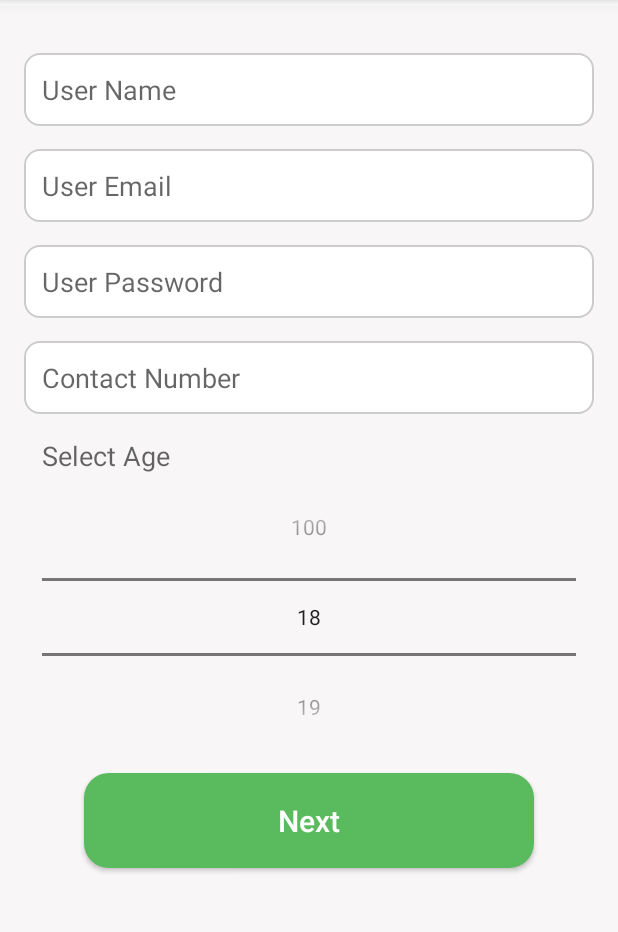
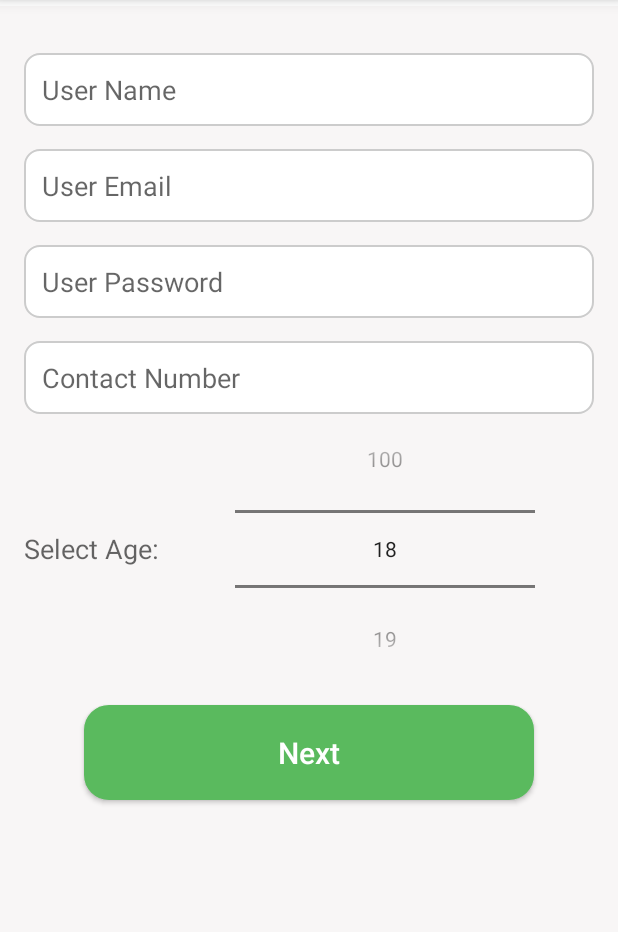
Before and after one commit to dharmesh-chauhan-tatvasoft/registration_app, an Android app: the screen it shows after launch (MainActivity), on a phone screen of 412 x 824 dp, the part 90-1022 px from its top. Run offline under Robolectric (Android 15) with nearby library versions, the phone set to English and light mode, and no system bars.

Commit message:
Refactor code, manage dimensions, colors and strings from resource files

```diff
--- a/app/src/main/java/com/example/firstapp/ButtonsView.java
+++ b/app/src/main/java/com/example/firstapp/ButtonsView.java
@@ -12,7 +12,10 @@ public class ButtonsView extends AppCompatActivity {
     protected void onCreate(Bundle savedInstanceState) {
         super.onCreate(savedInstanceState);
         setContentView(R.layout.activity_buttons_view);
+        handleButtonClick();
+    }
 
+    private void handleButtonClick() {
         Button buttonTop = findViewById(R.id.buttonTop);
         Button buttonCenter = findViewById(R.id.buttonCenter);
         Button buttonBottom = findViewById(R.id.buttonBottom);
--- a/app/src/main/res/layout/activity_main.xml
+++ b/app/src/main/res/layout/activity_main.xml
@@ -11,21 +11,21 @@
     <androidx.cardview.widget.CardView
         android:layout_width="match_parent"
         android:layout_height="wrap_content"
-        android:layout_marginBottom="4dp"
-        app:cardElevation="6dp"
-        app:cardCornerRadius="0dp">
+        android:layout_marginBottom="@dimen/dimen_4"
+        app:cardElevation="@dimen/dimen_6"
+        app:cardCornerRadius="@dimen/dimen_0">
         <RelativeLayout
             android:layout_width="match_parent"
-            android:layout_height="60dp"
+            android:layout_height="@dimen/dimen_60"
             android:gravity="center_vertical"
-            android:layout_marginHorizontal="16dp">
+            android:layout_marginHorizontal="@dimen/dimen_16">
 
             <TextView
                 android:id="@+id/headerText"
                 android:layout_width="wrap_content"
                 android:layout_height="wrap_content"
-                android:text="User Registration"
-                android:textSize="20sp"
+                android:text="@string/user_registration"
+                android:textSize="@dimen/text_20"
                 android:textStyle="bold"
                 android:textColor="@color/black"
                 android:layout_centerHorizontal="true" />
@@ -36,7 +36,7 @@
         android:layout_width="match_parent"
         android:layout_height="match_parent"
         android:orientation="vertical"
-        android:padding="16dp"
+        android:padding="@dimen/dimen_16"
         android:gravity="center_horizontal"
         android:background="@color/background">
 
@@ -49,9 +49,9 @@
             android:id="@+id/userName"
             android:layout_width="match_parent"
             android:layout_height="wrap_content"
-            android:hint="User Name"
-            android:layout_marginTop="15dp"
-            android:padding="12dp"
+            android:hint="@string/user_name"
+            android:layout_marginTop="@dimen/dimen_15"
+            android:padding="@dimen/dimen_12"
             android:background="@drawable/input_border_background"
             android:inputType="text" />
 
@@ -59,9 +59,9 @@
             android:id="@+id/userEmail"
             android:layout_width="match_parent"
             android:layout_height="wrap_content"
-            android:hint="User Email"
-            android:layout_marginTop="15dp"
-            android:padding="12dp"
+            android:hint="@string/user_email"
+            android:layout_marginTop="@dimen/dimen_15"
+            android:padding="@dimen/dimen_12"
             android:background="@drawable/input_border_background"
             android:inputType="textEmailAddress" />
 
@@ -69,9 +69,9 @@
             android:id="@+id/userPassword"
             android:layout_width="match_parent"
             android:layout_height="wrap_content"
-            android:hint="User Password"
-            android:padding="12dp"
-            android:layout_marginTop="15dp"
+            android:hint="@string/user_password"
+            android:padding="@dimen/dimen_12"
+            android:layout_marginTop="@dimen/dimen_15"
             android:background="@drawable/input_border_background"
             android:inputType="textPassword" />
 
@@ -79,43 +79,53 @@
             android:id="@+id/contactNumber"
             android:layout_width="match_parent"
             android:layout_height="wrap_content"
-            android:hint="Contact Number"
-            android:padding="12dp"
+            android:hint="@string/contact_number"
+            android:padding="@dimen/dimen_12"
             android:background="@drawable/input_border_background"
-            android:layout_marginTop="15dp"
+            android:layout_marginTop="@dimen/dimen_15"
             android:inputType="phone" />
+
+        <LinearLayout
+            android:layout_width="match_parent"
+            android:layout_height="match_parent"
+            android:gravity="center_vertical"
+            android:orientation="horizontal">
 
             <TextView
                 android:id="@+id/selectAge"
+                android:layout_width="wrap_content"
+                android:layout_height="wrap_content"
+                android:text="@string/select_age"
+                android:layout_marginRight="@dimen/dimen_12"
+                android:textAppearance="@style/TextAppearance.AppCompat.Medium"
+                android:textSize="@dimen/text_18" />
+
+            <LinearLayout
                 android:layout_width="match_parent"
                 android:layout_height="wrap_content"
-            android:layout_marginTop="15dp"
-            android:text="Select Age"
-            android:textSize="18sp"
-            android:paddingHorizontal="12dp"
-            android:textAppearance="@style/TextAppearance.AppCompat.Medium" />
-
+                android:gravity="center"
+                android:orientation="horizontal">
             <NumberPicker
             android:id="@+id/ageNumberPicker"
-            android:layout_width="match_parent"
+            android:layout_width="@dimen/dimen_200"
             android:layout_height="wrap_content"
-            android:layout_marginHorizontal="12dp"
-            android:layout_marginTop="5dp"
             android:value="18" />
+            </LinearLayout>
 
+        </LinearLayout>
     </LinearLayout>
 
     <Button
         android:id="@+id/nextButton"
-        android:layout_width="300dp"
+        android:layout_width="@dimen/dimen_300"
         android:layout_height="wrap_content"
-        android:layout_marginTop="14dp"
-        android:text="Next"
+        android:layout_marginTop="@dimen/dimen_14"
+        android:text="@string/next"
         android:textAllCaps="false"
         android:textAppearance="@style/TextAppearance.AppCompat.Body2"
         android:textColor="@android:color/white"
-        android:textSize="20sp"
-        android:padding="12dp"
+        android:textSize="@dimen/text_20"
+        android:padding="@dimen/dimen_12"
         android:background="@drawable/button_background" />
     </LinearLayout>
 
--- a/app/src/main/res/values/colors.xml
+++ b/app/src/main/res/values/colors.xml
@@ -8,4 +8,5 @@
     <color name="black">#FF000000</color>
     <color name="white">#FFFFFFFF</color>
     <color name="background">#F8F6F6</color>
+    <color name="color_AD353131">#AD353131</color>
 </resources>
--- /dev/null
+++ b/app/src/main/res/values/dimens.xml
@@ -0,0 +1,23 @@
+<?xml version="1.0" encoding="utf-8"?>
+<resources>
+    <dimen name="dimen_0">0dp</dimen>
+    <dimen name="dimen_4">4dp</dimen>
+    <dimen name="dimen_5">5dp</dimen>
+    <dimen name="dimen_6">6dp</dimen>
+    <dimen name="dimen_8">8dp</dimen>
+    <dimen name="dimen_12">12dp</dimen>
+    <dimen name="dimen_14">14dp</dimen>
+    <dimen name="dimen_15">15dp</dimen>
+    <dimen name="dimen_16">16dp</dimen>
+    <dimen name="dimen_24">24dp</dimen>
+    <dimen name="dimen_60">60dp</dimen>
+    <dimen name="dimen_80">80dp</dimen>
+    <dimen name="dimen_100">100dp</dimen>
+    <dimen name="dimen_200">200dp</dimen>
+    <dimen name="dimen_300">300dp</dimen>
+    <dimen name="dimen_400">400dp</dimen>
+    <dimen name="text_12">12sp</dimen>
+    <dimen name="text_14">14sp</dimen>
+    <dimen name="text_18">18sp</dimen>
+    <dimen name="text_20">20sp</dimen>
+</resources>
--- a/app/src/main/res/values/strings.xml
+++ b/app/src/main/res/values/strings.xml
@@ -1,3 +1,37 @@
 <resources>
     <string name="app_name">FirstApp</string>
+    <string name="user_registration">User Registration</string>
+    <string name="user_name">User Name</string>
+    <string name="user_email">User Email</string>
+    <string name="user_password">User Password</string>
+    <string name="contact_number">Contact Number</string>
+    <string name="select_age">Select Age: </string>
+    <string name="next">Next</string>
+    <string name="login">Login</string>
+    <string name="url_hint">http://192.168.15.64</string>
+    <string name="password">Password</string>
+    <string name="url_cred_info_text">By Using Grant Type Password you will not be able to use User Management</string>
+    <string name="email">Email</string>
+    <string name="token">Token</string>
+    <string name="secret_key">Secret Key</string>
+    <string name="authorize">Authorize</string>
+    <string name="home">Home</string>
+    <string name="top">Top</string>
+    <string name="center_view">Center View</string>
+    <string name="bottom">Bottom</string>
+    <string name="l1">L1</string>
+    <string name="l2">L2</string>
+    <string name="r1">R1</string>
+    <string name="r2">R2</string>
+    <string name="username_validation_message">Username is required</string>
+    <string name="email_validation_message">Email address is required</string>
+    <string name="email_validation_message_invalid">Invalid email address</string>
+    <string name="password_validation_message">Password is required</string>
+    <string name="phone_validation_message">Contact number is required</string>
+    <string name="phone_validation_message_invalid">Invalid contact number</string>
+    <string name="age_validation_message">Age must be between 18 and 100</string>
+    <string name="url_validation_message">Url is required</string>
+    <string name="url_password_validation_message">Password for url is required</string>
+    <string name="token_validation_message">Token is required</string>
+    <string name="secret_key_validation_message">Secret key is required</string>
 </resources>
```
Also changed, not shown: app/src/main/java/com/example/firstapp/LoginActivity.java (+10 -7 lines), app/src/main/java/com/example/firstapp/MainActivity.java (+12 -10 lines), app/src/main/res/layout/activity_buttons_view.xml (+35 -35 lines), app/src/main/res/layout/activity_login.xml (+43 -43 lines). Lines whose indentation alone changed are shown as unchanged.
